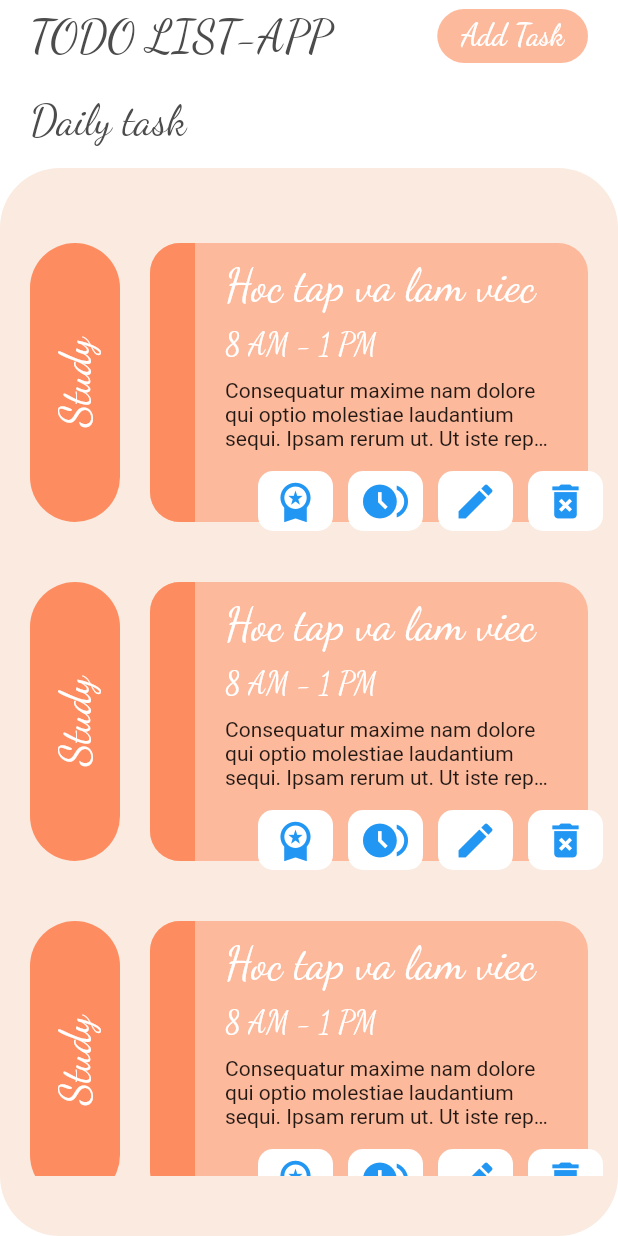
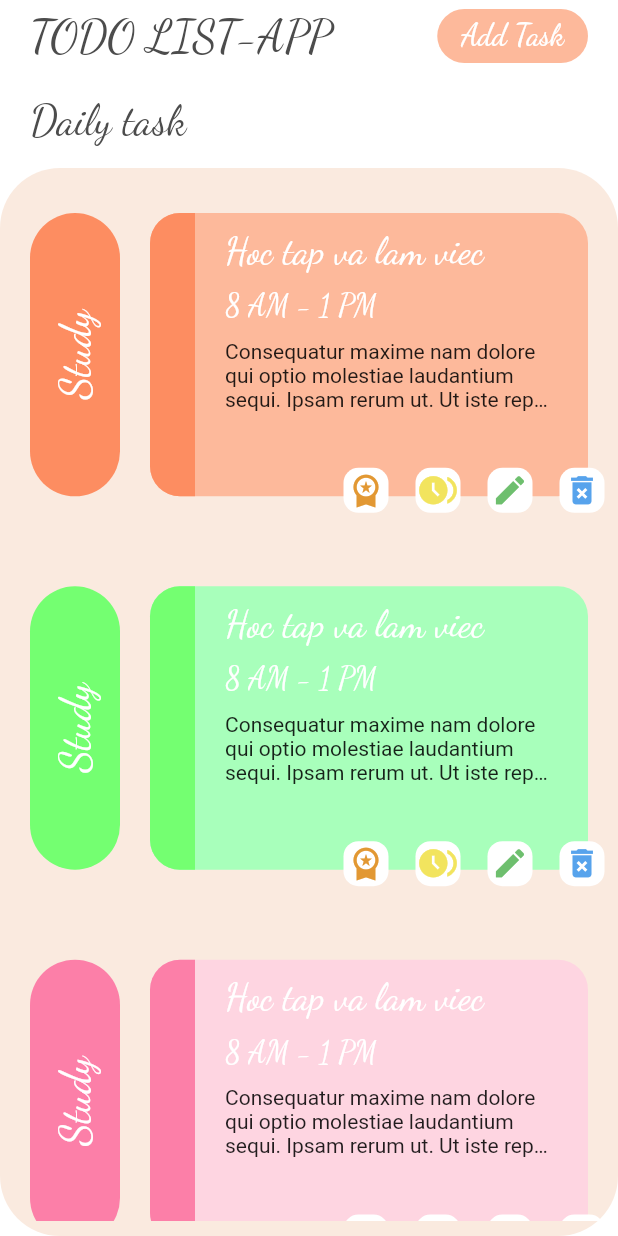
Before and after one commit to bhtri/zendvn_flutter_online, a Flutter app: the screen it shows after launch, on a phone screen of 412 x 824 dp. Run offline on Flutter 3.47's test engine with Material 2 defaults, Android fonts, the phone set to English and light mode, and no system bars; our stand-ins replace google_fonts.

Commit message:
🚧 done btvn 0518_02

```diff
--- a/lib/page/btvn0518_02.dart
+++ b/lib/page/btvn0518_02.dart
@@ -3,6 +3,18 @@ import 'package:google_fonts/google_fonts.dart';
 
 class BTVN051802 extends StatelessWidget {
   const BTVN051802({super.key});
+
+  static const List<Color> lstColor1 = [
+    Color(0xffFD8D61),
+    Color(0xff74FF71),
+    Color(0xffFC7FA8),
+  ];
+
+  static const List<Color> lstColor2 = [
+    Color(0xffFDB99B),
+    Color(0xffA8FFBB),
+    Color(0xffFED5E1),
+  ];
 
   @override
   Widget build(BuildContext context) {
@@ -62,7 +74,7 @@ class BTVN051802 extends StatelessWidget {
             ),
             Expanded(
               child: Container(
-                padding: const EdgeInsets.symmetric(vertical: 40),
+                padding: const EdgeInsets.symmetric(vertical: 10),
                 decoration: BoxDecoration(
                   color: const Color(0xffFAEADF),
                   borderRadius: BorderRadius.circular(40),
@@ -71,20 +83,22 @@ class BTVN051802 extends StatelessWidget {
                   padding: EdgeInsets.zero,
                   itemBuilder: (context, index) {
                     return AspectRatio(
-                      aspectRatio: 2,
+                      aspectRatio: 1.8,
                       child: Stack(
                         children: [
                           Padding(
-                            padding: const EdgeInsets.symmetric(vertical: 10, horizontal: 20),
+                            padding: const EdgeInsets.symmetric(
+                                vertical: 20, horizontal: 20),
                             child: Row(
                               children: [
                                 Container(
                                   alignment: Alignment.center,
                                   height: double.infinity,
                                   width: 60,
-                                  decoration: const BoxDecoration(
-                                    color: Color(0xffFD8D61),
-                                    borderRadius: BorderRadius.all(Radius.circular(40)),
+                                  decoration: BoxDecoration(
+                                    color: lstColor1[index % 3],
+                                    borderRadius: const BorderRadius.all(
+                                        Radius.circular(40)),
                                   ),
                                   child: RotatedBox(
                                     quarterTurns: -1,
@@ -103,32 +117,38 @@ class BTVN051802 extends StatelessWidget {
                                 Expanded(
                                   flex: 1,
                                   child: Container(
-                                    decoration: const BoxDecoration(
-                                      color: Color(0xffFDB99B),
-                                      borderRadius: BorderRadius.all(Radius.circular(20)),
+                                    decoration: BoxDecoration(
+                                      color: lstColor2[index % 3],
+                                      borderRadius: const BorderRadius.all(
+                                          Radius.circular(20)),
                                     ),
                                     child: Row(
                                       children: [
                                         Container(
                                           height: double.infinity,
                                           width: 30,
-                                          decoration: const BoxDecoration(
-                                            color: Color(0xffFD8D61),
-                                            borderRadius: BorderRadius.horizontal(left: Radius.circular(20)),
+                                          decoration: BoxDecoration(
+                                            color: lstColor1[index % 3],
+                                            borderRadius:
+                                                const BorderRadius.horizontal(
+                                                    left: Radius.circular(20)),
                                           ),
                                         ),
                                         Expanded(
                                           child: Padding(
-                                            padding: const EdgeInsets.symmetric(horizontal: 20, vertical: 10),
+                                            padding: const EdgeInsets.symmetric(
+                                                horizontal: 20, vertical: 10),
                                             child: Column(
-                                              crossAxisAlignment: CrossAxisAlignment.start,
+                                              crossAxisAlignment:
+                                                  CrossAxisAlignment.start,
                                               // mainAxisAlignment: MainAxisAlignment.spaceEvenly,
                                               children: [
                                                 Text(
                                                   'Hoc tap va lam viec',
-                                                  style: GoogleFonts.dancingScript(
+                                                  style:
+                                                      GoogleFonts.dancingScript(
                                                     textStyle: const TextStyle(
-                                                      fontSize: 30,
+                                                      fontSize: 25,
                                                       color: Colors.white,
                                                     ),
                                                   ),
@@ -136,7 +156,8 @@ class BTVN051802 extends StatelessWidget {
                                                 const SizedBox(height: 10),
                                                 Text(
                                                   '8 AM - 1 PM',
-                                                  style: GoogleFonts.dancingScript(
+                                                  style:
+                                                      GoogleFonts.dancingScript(
                                                     textStyle: const TextStyle(
                                                       fontSize: 20,
                                                       color: Colors.white,
@@ -147,7 +168,8 @@ class BTVN051802 extends StatelessWidget {
                                                 const Text(
                                                   'Consequatur maxime nam dolore qui optio molestiae laudantium sequi. Ipsam rerum ut. Ut iste repellendus et praesentium vero. Aut ea est nostrum. Explicabo laboriosam officiis placeat sed cum aut maiores.',
                                                   maxLines: 3,
-                                                  overflow: TextOverflow.ellipsis,
+                                                  overflow:
+                                                      TextOverflow.ellipsis,
                                                 ),
                                               ],
                                             ),
@@ -162,7 +184,7 @@ class BTVN051802 extends StatelessWidget {
                           ),
                           Positioned(
                             bottom: 0,
-                            right: 10,
+                            right: 0,
                             child: Row(
                               children: [
                                 ElevatedButton(
@@ -172,16 +194,18 @@ class BTVN051802 extends StatelessWidget {
                                     shadowColor: Colors.transparent,
                                     foregroundColor: Colors.blue,
                                     padding: EdgeInsets.zero,
-                                    minimumSize: const Size(50, 40),
+                                    minimumSize: const Size(30, 30),
                                     elevation: 0,
-                                    shape: RoundedRectangleBorder(borderRadius: BorderRadius.circular(10)),
+                                    shape: RoundedRectangleBorder(
+                                        borderRadius:
+                                            BorderRadius.circular(10)),
                                   ),
                                   child: const Icon(
                                     Icons.workspace_premium,
-                                    size: 30,
+                                    size: 25,
+                                    color: Color(0xffE29833),
                                   ),
                                 ),
-                                const SizedBox(width: 10),
                                 ElevatedButton(
                                   onPressed: () {},
                                   style: ElevatedButton.styleFrom(
@@ -189,16 +213,18 @@ class BTVN051802 extends StatelessWidget {
                                     shadowColor: Colors.transparent,
                                     foregroundColor: Colors.blue,
                                     padding: EdgeInsets.zero,
-                                    minimumSize: const Size(50, 40),
+                                    minimumSize: const Size(30, 30),
                                     elevation: 0,
-                                    shape: RoundedRectangleBorder(borderRadius: BorderRadius.circular(10)),
+                                    shape: RoundedRectangleBorder(
+                                        borderRadius:
+                                            BorderRadius.circular(10)),
                                   ),
                                   child: const Icon(
                                     Icons.browse_gallery,
-                                    size: 30,
+                                    size: 25,
+                                    color: Color(0xffF2E45E),
                                   ),
                                 ),
-                                const SizedBox(width: 10),
                                 ElevatedButton(
                                   onPressed: () {},
                                   style: ElevatedButton.styleFrom(
@@ -206,16 +232,18 @@ class BTVN051802 extends StatelessWidget {
                                     shadowColor: Colors.transparent,
                                     foregroundColor: Colors.blue,
                                     padding: EdgeInsets.zero,
-                                    minimumSize: const Size(50, 40),
+                                    minimumSize: const Size(30, 30),
                                     elevation: 0,
-                                    shape: RoundedRectangleBorder(borderRadius: BorderRadius.circular(10)),
+                                    shape: RoundedRectangleBorder(
+                                        borderRadius:
+                                            BorderRadius.circular(10)),
                                   ),
                                   child: const Icon(
                                     Icons.edit,
-                                    size: 30,
+                                    size: 25,
+                                    color: Color(0xff6EBF6E),
                                   ),
                                 ),
-                                const SizedBox(width: 10),
                                 ElevatedButton(
                                   onPressed: () {},
                                   style: ElevatedButton.styleFrom(
@@ -223,13 +251,16 @@ class BTVN051802 extends StatelessWidget {
                                     shadowColor: Colors.transparent,
                                     foregroundColor: Colors.blue,
                                     padding: EdgeInsets.zero,
-                                    minimumSize: const Size(50, 40),
+                                    minimumSize: const Size(30, 30),
                                     elevation: 0,
-                                    shape: RoundedRectangleBorder(borderRadius: BorderRadius.circular(10)),
+                                    shape: RoundedRectangleBorder(
+                                        borderRadius:
+                                            BorderRadius.circular(10)),
                                   ),
                                   child: const Icon(
                                     Icons.delete_forever,
-                                    size: 30,
+                                    size: 25,
+                                    color: Color(0xff57A3EC),
                                   ),
                                 ),
                               ],
```
